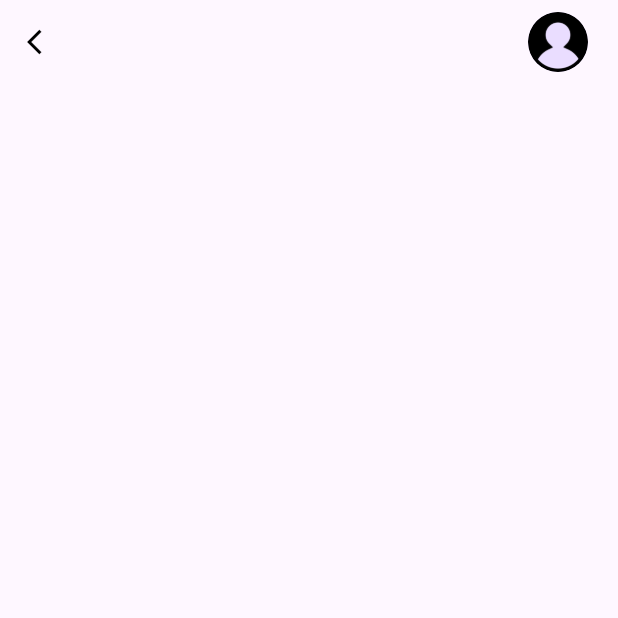
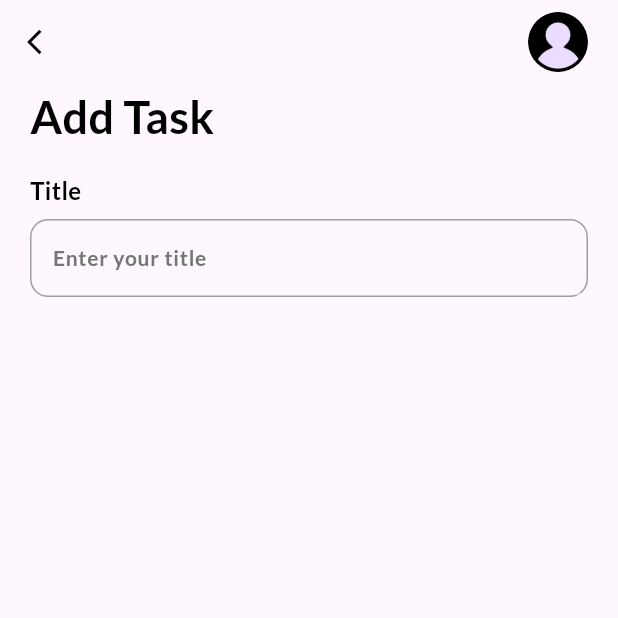
Before and after one commit to rizkiananda217/3C-K6-PPM, a Flutter app: the AddTaskPage screen opened directly, on a phone screen of 412 x 824 dp, the top half of it. Run offline on Flutter 3.47's test engine with Material 3 defaults, Android fonts, the phone set to English and light mode, and no system bars; our stand-ins replace date_picker_timeline, get, get_storage, google_fonts; accounts and stored records are empty.

Commit message:
menambahkan box decoration title

```diff
--- a/aplikasi_trio_todo/lib/pages/add_task_bar.dart
+++ b/aplikasi_trio_todo/lib/pages/add_task_bar.dart
@@ -1,4 +1,6 @@
+import 'package:aplikasi_trio_todo/pages/theme.dart';
 import 'package:aplikasi_trio_todo/services/theme_services.dart';
+import 'package:aplikasi_trio_todo/widgets/input_field.dart';
 import 'package:flutter/material.dart';
 import 'package:get/get.dart';
 
@@ -10,7 +12,21 @@ class AddTaskPage extends StatelessWidget {
     return Scaffold(
         backgroundColor: context.theme.backgroundColor,
         appBar: _appBar(context),
-        body: Container());
+        body: Container(
+          padding: const EdgeInsets.only(left: 20, right: 20),
+          child: SingleChildScrollView(
+            child: Column(
+              crossAxisAlignment: CrossAxisAlignment.start,
+              children: [
+                Text(
+                  "Add Task",
+                  style: headingStyle,
+                ),
+                MyInputField(title: "Title", hint: "Enter your title")
+              ],
+            ),
+          ),
+        ));
   }
 
   _appBar(BuildContext context) {
--- a/aplikasi_trio_todo/lib/pages/theme.dart
+++ b/aplikasi_trio_todo/lib/pages/theme.dart
@@ -40,3 +40,19 @@ TextStyle get headingStyle {
           fontWeight: FontWeight.bold,
           color: Get.isDarkMode ? Colors.white : Colors.black));
 }
+
+TextStyle get titleStyle {
+  return GoogleFonts.lato(
+      textStyle: TextStyle(
+          fontSize: 16,
+          fontWeight: FontWeight.bold,
+          color: Get.isDarkMode ? Colors.white : Colors.black));
+}
+
+TextStyle get subTitleStyle {
+  return GoogleFonts.lato(
+      textStyle: TextStyle(
+          fontSize: 14,
+          fontWeight: FontWeight.bold,
+          color: Get.isDarkMode ? Colors.grey[100] : Colors.grey[600]));
+}
--- /dev/null
+++ b/aplikasi_trio_todo/lib/widgets/input_field.dart
@@ -0,0 +1,59 @@
+import 'package:aplikasi_trio_todo/pages/theme.dart';
+import 'package:get/get.dart';
+import 'package:flutter/material.dart';
+
+class MyInputField extends StatelessWidget {
+  final String title;
+  final String hint;
+  final TextEditingController? controller;
+  final Widget? widget;
+  const MyInputField({
+    Key? key,
+    required this.title,
+    required this.hint,
+    this.controller,
+    this.widget,
+  }) : super(key: key);
+
+  @override
+  Widget build(BuildContext context) {
+    return Container(
+      margin: EdgeInsets.only(top: 16),
+      child: Column(
+        crossAxisAlignment: CrossAxisAlignment.start,
+        children: [
+          Text(
+            title,
+            style: titleStyle,
+          ),
+          Container(
+              height: 52,
+              margin: EdgeInsets.only(top: 8.0),
+              padding: EdgeInsets.only(left: 14),
+              decoration: BoxDecoration(
+                  border: Border.all(color: Colors.grey, width: 1.0),
+                  borderRadius: BorderRadius.circular(12)),
+              child: Row(children: [
+                Expanded(
+                    child: TextFormField(
+                  autofocus: false,
+                  cursorColor:
+                      Get.isDarkMode ? Colors.grey[100] : Colors.grey[700],
+                  controller: controller,
+                  style: subTitleStyle,
+                  decoration: InputDecoration(
+                      hintText: hint,
+                      hintStyle: subTitleStyle,
+                      focusedBorder: UnderlineInputBorder(
+                          borderSide: BorderSide(
+                              color: context.theme.backgroundColor, width: 0)),
+                      enabledBorder: UnderlineInputBorder(
+                          borderSide: BorderSide(
+                              color: context.theme.backgroundColor, width: 0))),
+                ))
+              ]))
+        ],
+      ),
+    );
+  }
+}
```
